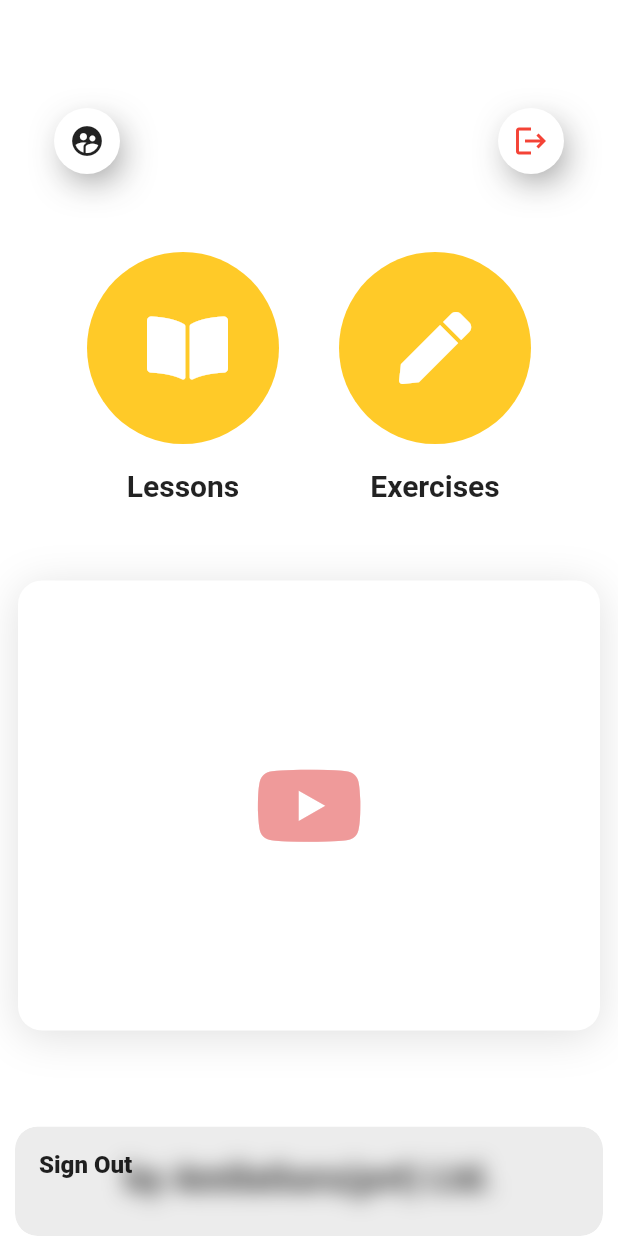
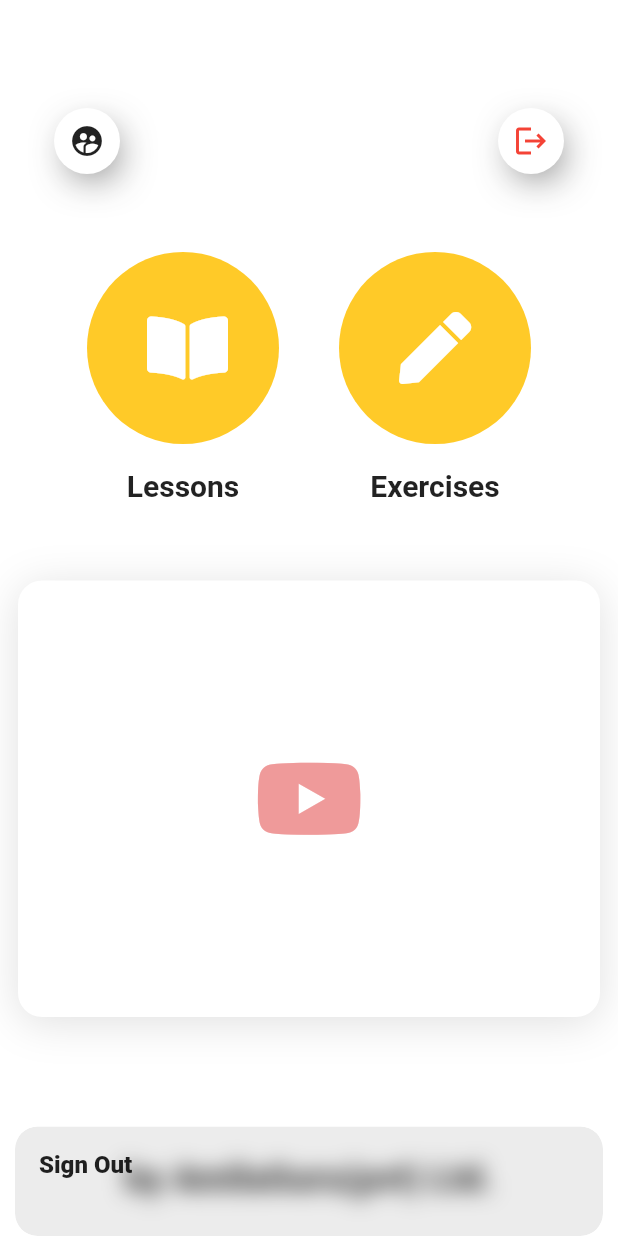
Before and after one commit to chaturajd/organic_nom, a Flutter app: the screen it shows once a user with an empty profile is signed in, after a tap on the "logout" icon, on a phone screen of 412 x 824 dp. Run offline on Flutter 3.47's test engine with Material 2 defaults, Android fonts, the phone set to English and light mode, and no system bars; our stand-ins replace better_player, firebase_auth, firebase_core, font_awesome_flutter, get, google_fonts and 3 more; missing offline and left inert: payhere_mobilesdk_flutter; accounts and stored records are empty; Roboto replaces fonts that are missing (Overpass).

```diff
--- a/lib/app/modules/exercises/controllers/exercises_controller.dart
+++ b/lib/app/modules/exercises/controllers/exercises_controller.dart
@@ -3,7 +3,7 @@ import 'package:get/get.dart';
 import 'package:organicnom/app/controllers/controllers/auth_controller.dart';
 import 'package:organicnom/app/modules/exercises/exercise/controllers/exercise_controller.dart';
 import 'package:organicnom/app/modules/exercises/exercise/views/exercise_view.dart';
-import 'package:payment_service/payment_service.dart';
+
 
 class ExercisesController extends GetxController {
   RxList<Exercise> exercises;
@@ -119,7 +119,7 @@ class ExercisesController extends GetxController {
           print("Upadated list ${updatedExercises.length}");
           // exercises.value = updatedExercises;
           exercises.assignAll(updatedExercises);
-          DataService()..updateActiveExercisePointer(current);
+          await DataService()..updateActiveExercisePointer(current);
           print("Unlocked : ${exercises.length}");
           await Get.to(
             ExerciseView(ExerciseController(exercises[current])),
--- a/lib/app/modules/home/controllers/home_controller.dart
+++ b/lib/app/modules/home/controllers/home_controller.dart
@@ -1,12 +1,23 @@
 import 'package:get/get.dart';
+import 'package:youtube_player_flutter/youtube_player_flutter.dart';
 
 class HomeController extends GetxController {
-  //TODO: Implement HomeController
+  final String _videoId = "hip-_JbR888";
+  YoutubePlayerController youtubePlayerController;
 
   final count = 0.obs;
 
   @override
-  void onInit() {}
+  void onInit() {
+    youtubePlayerController = YoutubePlayerController(
+      initialVideoId: _videoId,
+      flags: YoutubePlayerFlags(
+        autoPlay: false,
+        mute: true,
+      )
+    );
+    super.onInit();
+  }
 
   @override
   void onReady() {}
--- a/lib/app/modules/home/views/home_view.dart
+++ b/lib/app/modules/home/views/home_view.dart
@@ -6,8 +6,13 @@ import 'package:organicnom/app/controllers/controllers/auth_controller.dart';
 import 'package:organicnom/app/modules/home/controllers/home_controller.dart';
 import 'package:organicnom/app/routes/app_pages.dart';
 import 'package:organicnom/app/views/views/video_container_view.dart';
+import 'package:youtube_player_flutter/youtube_player_flutter.dart';
 
 class HomeView extends GetView<HomeController> {
+  HomeView(){
+    Get.put(HomeController());
+  }
+
   void signOut() {
     Get.find<AuthController>().signOut();
   }
@@ -78,7 +83,26 @@ class HomeView extends GetView<HomeController> {
             ),
             Padding(
               padding: const EdgeInsets.symmetric(horizontal: 12),
-              child: VideoContainerView(),
+              child:VideoContainerView(
+                // child: Be,
+              )
+              // YoutubePlayer(
+              //     controller: controller.youtubePlayerController,
+              //     showVideoProgressIndicator: true,
+              //     onReady: () {
+              //       controller.youtubePlayerController.addListener(() {});
+              //     },
+              //   ),
+              //  YoutubePlayerBuilder(
+              //   builder: (context,player){
+              //     return Column(
+              //       children: [
+              //         player
+              //       ],
+              //     );
+              //   },
+              //   player:
+              // ),
             ),
             Expanded(
               child: Container(
--- a/lib/app/modules/lessons/controllers/lessons_controller.dart
+++ b/lib/app/modules/lessons/controllers/lessons_controller.dart
@@ -88,7 +88,7 @@ class LessonsController extends GetxController {
           }).toList();
 
           lessons.assignAll(updatedLessons);
-          DataService()..updateActiveExercisePointer(current);
+          await DataService()..updateActiveExercisePointer(current);
 
           print("Lesson list Updated");
 
--- a/lib/app/util/root.dart
+++ b/lib/app/util/root.dart
@@ -14,7 +14,9 @@ class Root extends GetWidget<AuthController> {
     return Obx(() {
       print("ROOT USER STATE :: ${_controller.user.value}");
       return _controller.user.value != null
-          ? HomeView()
+          ?
+          // Get.toNamed('/home')
+          HomeView()
           : SigninView();
       // return controller.user == null
       //     ? SigninView()
--- a/lib/app/views/views/video_container_view.dart
+++ b/lib/app/views/views/video_container_view.dart
@@ -8,8 +8,11 @@ class VideoContainerView extends GetView {
   VideoContainerView({this.child});
   @override
   Widget build(BuildContext context) {
-    return Container(
+    return AspectRatio(
+      aspectRatio: 4/3,
+          child: Container(
         width: double.infinity,
+        // height: child ==null ? 300 : ,
         child: child != null
             ? child
             : Icon(
@@ -17,7 +20,6 @@ class VideoContainerView extends GetView {
                 size: 64,
                 color: Colors.red[200],
               ),
-      height: 300,
         decoration: BoxDecoration(boxShadow: [
           BoxShadow(
             offset: Offset(0, 4),
@@ -26,6 +28,7 @@ class VideoContainerView extends GetView {
             color: Colors.black12,
           ),
         ], borderRadius: BorderRadius.circular(16), color: Colors.white),
+      ),
     );
   }
 }
--- a/pubspec.yaml
+++ b/pubspec.yaml
@@ -24,6 +24,9 @@ dependencies:
   get: 3.21.2
   font_awesome_flutter: ^8.4.0
   google_fonts: ^1.1.0
+  youtube_player_flutter: ^7.0.0+7
+  better_player: ^0.0.36
+
   flutter:
     sdk: flutter
   auth_service:
--- a/services/data_service/lib/src/data_service.dart
+++ b/services/data_service/lib/src/data_service.dart
@@ -71,6 +71,7 @@ class DataService {
 
   ///Returns true if user has purchased, false otherwise
   Future<bool> getPurchaseStatus(String id) async {
+    return false;
     final box = await Hive.openBox("var");
     return box.get("purchased", defaultValue: false);
   }
```
Also changed, not shown: lib/app/modules/exercises/exercise/controllers/exercise_controller.dart (+15 -4 lines), lib/app/modules/exercises/exercise/views/exercise_view.dart (+10 -4 lines), lib/app/modules/locked_item/views/locked_item_view.dart (+29 -20 lines), pubspec.lock, 2 other files. Lines whose indentation alone changed are shown as unchanged.
